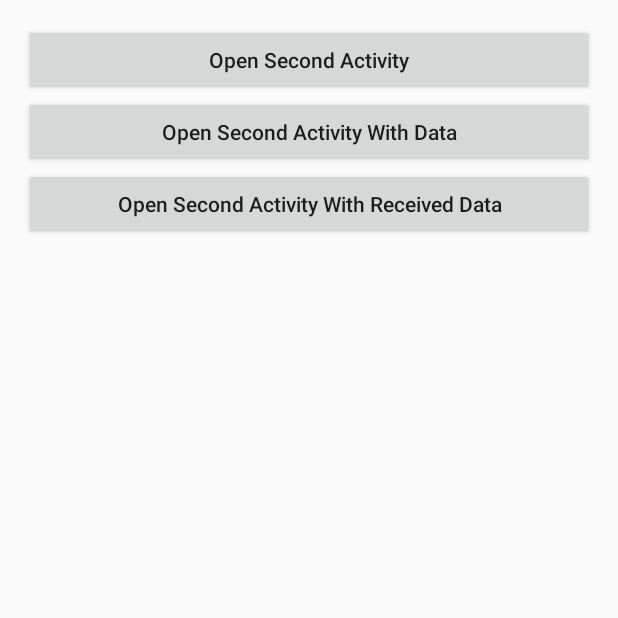
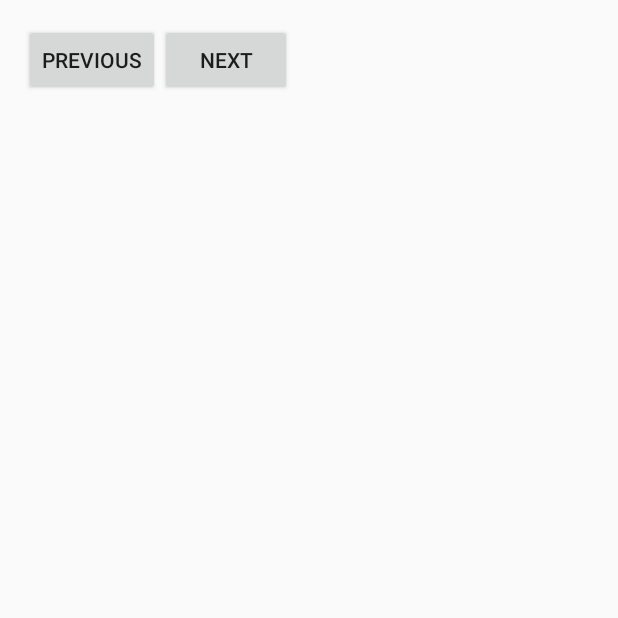
Before and after one commit to ngocmanh92/LoginScreen, an Android app: the screen it shows after launch (FirstActivity before the commit, FragmentDemoActivity after it), on a phone screen of 412 x 824 dp, the top half of it. Run offline under Robolectric (Android 15) with nearby library versions, the phone set to English and light mode, and no system bars.

Commit message:
Debug Fragment

```diff
--- a/app/src/main/java/com/example/myapplication/SecondActivity.java
+++ b/app/src/main/java/com/example/myapplication/SecondActivity.java
@@ -3,6 +3,7 @@ package com.example.myapplication;
 import android.content.Intent;
 import android.support.v7.app.ActionBarActivity;
 import android.os.Bundle;
+import android.util.Log;
 import android.view.Menu;
 import android.view.MenuItem;
 import android.view.View;
@@ -48,6 +49,10 @@ public class SecondActivity extends ActionBarActivity {
                 finish();
             }
         });
+
+        Log.i("SecondActivity.onCreate()", "----------> log message I");
+        Log.d("SecondActivity.onCreate()", "----------> log message D");
+        Log.e("SecondActivity.onCreate()", "----------> log message E");
     }
 
     @Override
--- /dev/null
+++ b/app/src/main/res/layout/activity_fragment_demo.xml
@@ -0,0 +1,38 @@
+<RelativeLayout xmlns:android="http://schemas.android.com/apk/res/android"
+    xmlns:tools="http://schemas.android.com/tools" android:layout_width="match_parent"
+    android:layout_height="match_parent" android:paddingLeft="@dimen/activity_horizontal_margin"
+    android:paddingRight="@dimen/activity_horizontal_margin"
+    android:paddingTop="@dimen/activity_vertical_margin"
+    android:paddingBottom="@dimen/activity_vertical_margin"
+    tools:context="com.example.myapplication.FragmentDemoActivity">
+
+    <Button
+        android:layout_width="wrap_content"
+        android:layout_height="wrap_content"
+        android:text="Previous"
+        android:id="@+id/button_previous"
+        />
+
+    <Button
+        android:layout_width="wrap_content"
+        android:layout_height="wrap_content"
+        android:text="Next"
+        android:id="@+id/button_next"
+        android:layout_toRightOf="@+id/button_previous"
+        />
+    <FrameLayout
+        android:layout_below="@+id/button_previous"
+        android:layout_width="match_parent"
+        android:layout_height="match_parent"
+        android:id="@+id/container"
+        >
+
+    </FrameLayout>
+ <!--   <fragment
+        android:layout_width="match_parent"
+        android:layout_height="match_parent"
+        android:id="@+id/myfragment"
+        android:name="com.example.myapplication.fragments.MyFragment"
+        />-->
+
+</RelativeLayout>
--- /dev/null
+++ b/app/src/main/res/menu/menu_fragment_demo.xml
@@ -0,0 +1,7 @@
+<menu xmlns:android="http://schemas.android.com/apk/res/android"
+    xmlns:app="http://schemas.android.com/apk/res-auto"
+    xmlns:tools="http://schemas.android.com/tools"
+    tools:context="com.example.myapplication.FragmentDemoActivity">
+    <item android:id="@+id/action_settings" android:title="@string/action_settings"
+        android:orderInCategory="100" app:showAsAction="never" />
+</menu>
--- a/app/src/main/res/values/strings.xml
+++ b/app/src/main/res/values/strings.xml
@@ -13,4 +13,8 @@
     <string name="title_activity_events">EventsActivity</string>
     <string name="title_activity_first">FirstActivity</string>
     <string name="title_activity_second">SecondActivity</string>
+    <string name="title_activity_fragment_demo">FragmentDemoActivity</string>
+
+<!-- TODO: Remove or change this placeholder text -->
+    <string name="hello_blank_fragment">Hello blank fragment</string>
 </resources>
```
Also changed, not shown: app/src/main/AndroidManifest.xml (+9 -5 lines), app/src/main/java/com/example/myapplication/FragmentDemoActivity.java (added, +79 -0 lines), app/src/main/java/com/example/myapplication/fragments/MyFragment.java (added, +42 -0 lines), app/src/main/res/layout/fragment_my.xml (added, +12 -0 lines), 2 other files.
